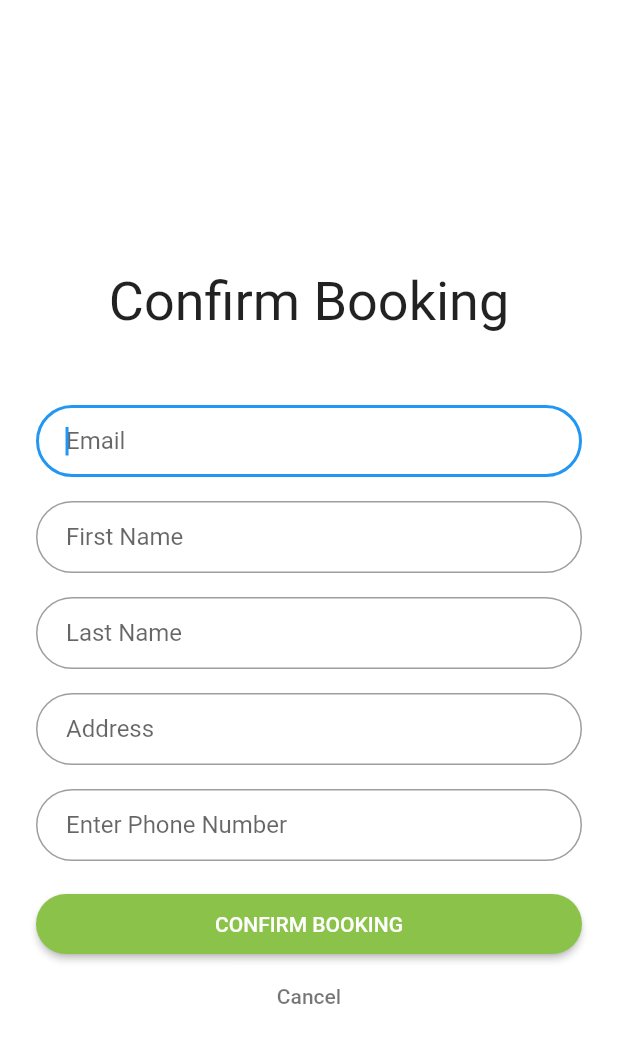
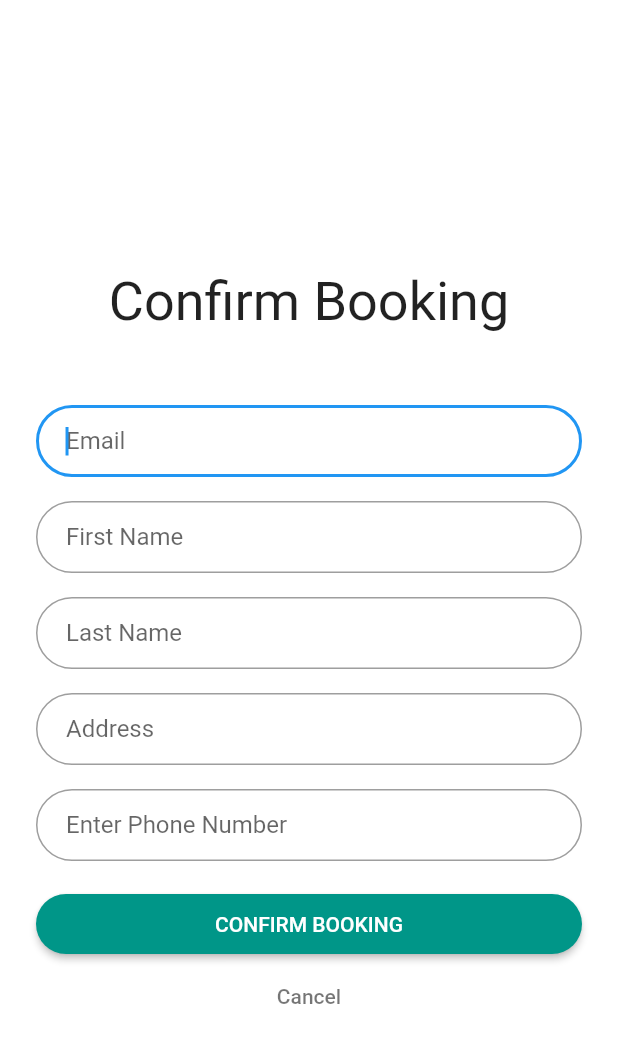
Before and after one commit to inan-mahmud/wedding_dreamer, a Flutter app: the Submit screen opened by its route, on a phone screen of 412 x 824 dp. Shown: the top 1043 px of the screen. Run offline on Flutter 3.47's test engine with Material 2 defaults, Android fonts, the phone set to English and light mode, and no system bars; our stand-ins replace carousel_pro.

Commit message:
2nd commit

```diff
--- a/lib/submit.dart
+++ b/lib/submit.dart
@@ -199,7 +199,7 @@ class _SubmitState extends State<Submit> {
                         }
                       },
                       padding: EdgeInsets.all(12),
-                      color: Colors.lightGreen,
+                      color: Colors.teal,
                       child: Text('Confirm Booking'.toUpperCase(),
                           style: TextStyle(color: Colors.white)),
                     ),
```
